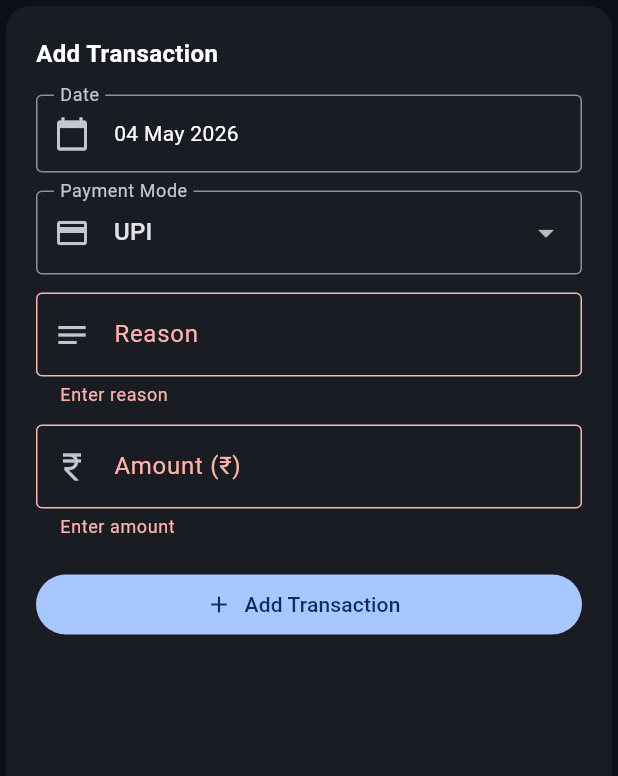
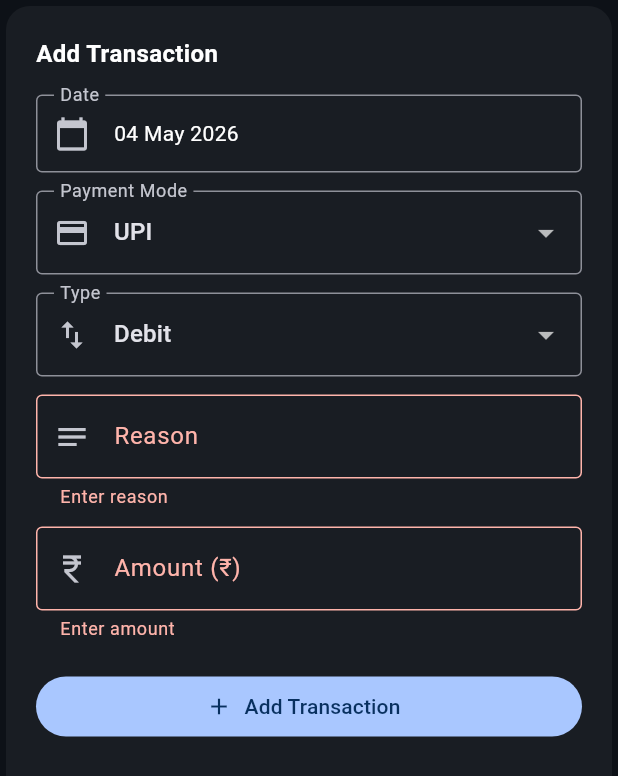
Before and after one commit to mrArtist2582/expense, a Flutter app: the _AddTransactionForm widget shown alone on an empty page, opened directly, after a tap on "Add Transaction", on a phone screen of 412 x 824 dp. Shown: the top 776 px of the screen. Run offline on Flutter 3.47's test engine with Material 3 defaults, Android fonts, the light colour scheme and no system bars; our stand-ins replace fl_chart, get; network calls fail.

Commit message:
credit/debit

```diff
--- a/lib/main.dart
+++ b/lib/main.dart
@@ -119,12 +119,13 @@ class FinanceController extends GetxController {
   }
 
   Future<bool> addTransaction(
-      String mode, String reason, double amount, DateTime date) async {
+      String mode, String type, String reason, double amount, DateTime date) async {
     isPosting(true);
     try {
       final url = Uri.parse(kScriptUrl).replace(queryParameters: {
         'action': 'add',
         'mode': mode,
+        'type': type,
         'reason': reason,
         'amount': amount.toString(),
         'date': DateFormat('dd/MM/yyyy').format(date),
@@ -373,6 +374,7 @@ class _AddTransactionFormState extends State<_AddTransactionForm> {
   final _reasonCtrl = TextEditingController();
   final _amountCtrl = TextEditingController();
   String _paymentMode = 'UPI';
+  String _txnType = 'Debit';
   DateTime _selectedDate = DateTime.now();
 
   @override
@@ -397,6 +399,7 @@ class _AddTransactionFormState extends State<_AddTransactionForm> {
     final ctrl = Get.find<FinanceController>();
     final success = await ctrl.addTransaction(
       _paymentMode,
+      _txnType,
       _reasonCtrl.text.trim(),
       double.parse(_amountCtrl.text.trim()),
       _selectedDate,
@@ -404,7 +407,10 @@ class _AddTransactionFormState extends State<_AddTransactionForm> {
     if (success) {
       _reasonCtrl.clear();
       _amountCtrl.clear();
-      setState(() => _selectedDate = DateTime.now());
+      setState(() {
+        _selectedDate = DateTime.now();
+        _txnType = 'Debit';
+      });
       Get.snackbar('Success', 'Transaction added!',
           backgroundColor: Colors.green.shade800,
           colorText: Colors.white,
@@ -466,6 +472,20 @@ class _AddTransactionFormState extends State<_AddTransactionForm> {
                   DropdownMenuItem(value: 'Cash', child: Text('Cash')),
                 ],
                 onChanged: (v) => setState(() => _paymentMode = v!),
+              ),
+              const SizedBox(height: 12),
+              DropdownButtonFormField<String>(
+                initialValue: _txnType,
+                decoration: const InputDecoration(
+                  labelText: 'Type',
+                  prefixIcon: Icon(Icons.swap_vert),
+                  border: OutlineInputBorder(),
+                ),
+                items: const [
+                  DropdownMenuItem(value: 'Debit', child: Text('Debit')),
+                  DropdownMenuItem(value: 'Credit', child: Text('Credit')),
+                ],
+                onChanged: (v) => setState(() => _txnType = v!),
               ),
               const SizedBox(height: 12),
               TextFormField(
```
Also changed, not shown: 1 other file.
